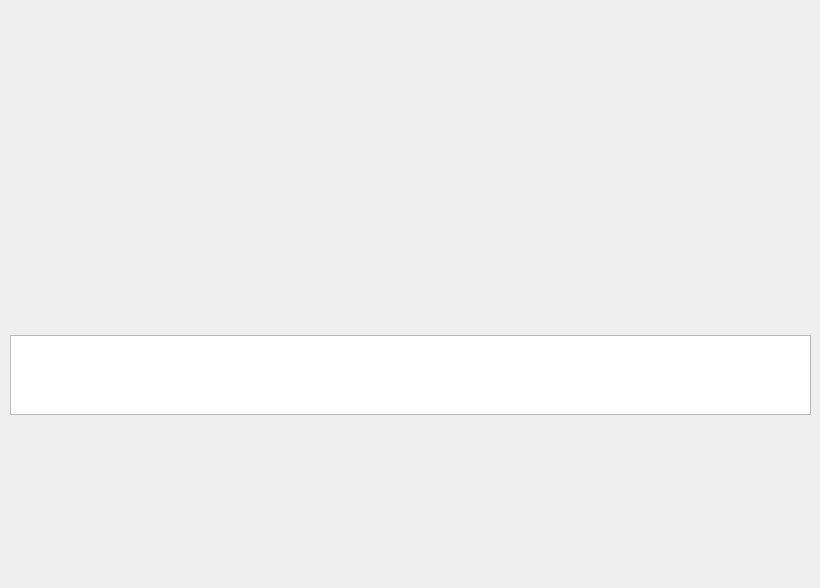
The window that QtDesigner/bwmeasure.ui (matoloa/brainwash) describes before a commit, drawn with Qt 5.
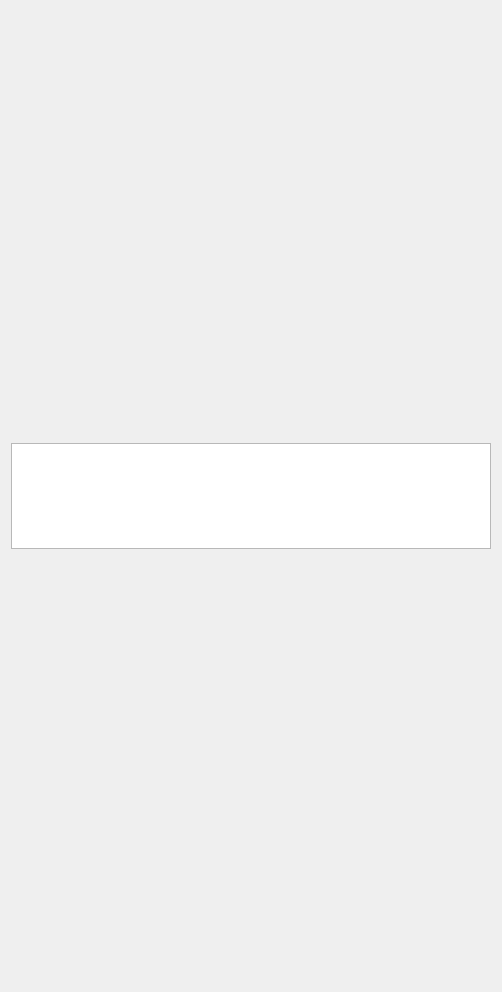
The same window after the commit.

Commit message: ui.py: measurewindow expands. analysis.py: all def names with "t" are replaced by "i", as they operate on index, not time.

The edit to the form file:
```diff
--- a/QtDesigner/bwmeasure.ui
+++ b/QtDesigner/bwmeasure.ui
@@ -6,30 +6,26 @@
    <rect>
     <x>0</x>
     <y>0</y>
-    <width>820</width>
-    <height>588</height>
+    <width>502</width>
+    <height>992</height>
    </rect>
   </property>
   <property name="windowTitle">
    <string>Placeholder Window Title</string>
   </property>
-  <widget class="QWidget" name="verticalLayoutWidget">
-   <property name="geometry">
-    <rect>
-     <x>10</x>
-     <y>10</y>
-     <width>801</width>
-     <height>571</height>
-    </rect>
-   </property>
-   <layout class="QVBoxLayout" name="measure_verticalLayout" stretch="4,1,2">
+  <layout class="QVBoxLayout" name="verticalLayout">
+   <item>
+    <layout class="QVBoxLayout" name="measure_verticalLayout" stretch="4,1,4">
+     <property name="sizeConstraint">
+      <enum>QLayout::SetNoConstraint</enum>
+     </property>
     <item>
      <widget class="QWidget" name="measure_graph_mean" native="true">
-      <property name="minimumSize">
-       <size>
-        <width>0</width>
-        <height>100</height>
-       </size>
+       <property name="sizePolicy">
+        <sizepolicy hsizetype="Expanding" vsizetype="Expanding">
+         <horstretch>0</horstretch>
+         <verstretch>0</verstretch>
+        </sizepolicy>
       </property>
      </widget>
     </item>
@@ -37,17 +33,11 @@
      <widget class="QTableView" name="measure_info"/>
     </item>
     <item>
-     <widget class="QWidget" name="measure_graph_output" native="true">
-      <property name="minimumSize">
-       <size>
-        <width>0</width>
-        <height>100</height>
-       </size>
-      </property>
-     </widget>
-    </item>
-   </layout>
-  </widget>
+      <widget class="QWidget" name="measure_graph_output" native="true"/>
+     </item>
+    </layout>
+   </item>
+  </layout>
  </widget>
  <resources/>
  <connections/>
```
Lines whose indentation alone changed are shown as unchanged. The commit also changes 3 other files.
